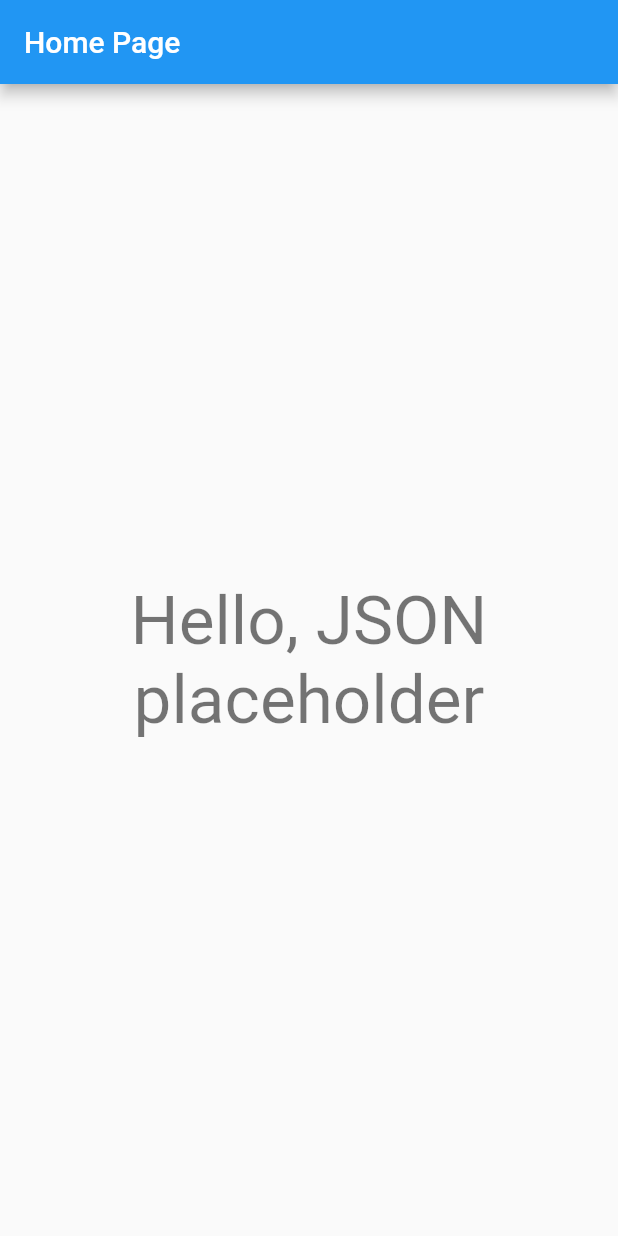
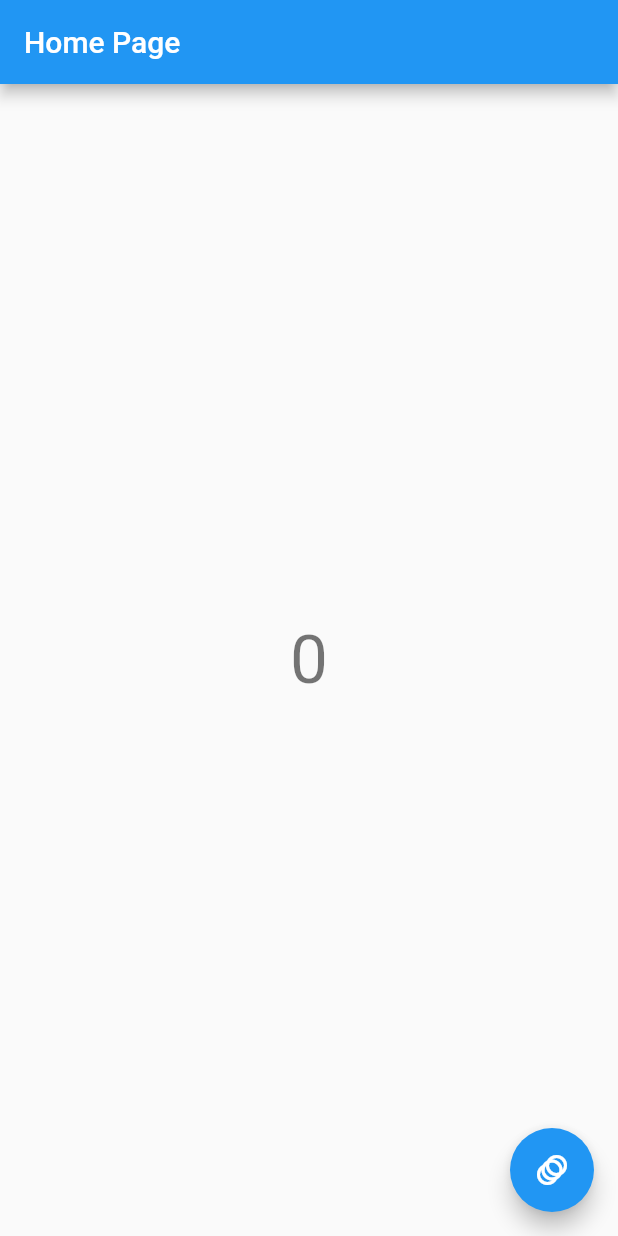
Before and after one commit to cheterz/json_placeholder_app, a Flutter app: the screen it shows after launch, on a phone screen of 412 x 824 dp. Run offline on Flutter 3.47's test engine with Material 2 defaults, Android fonts, the phone set to English and light mode, and no system bars.

Commit message:
add counter

```diff
--- a/lib/pages/home_page.dart
+++ b/lib/pages/home_page.dart
@@ -6,16 +6,30 @@ class HomePage extends StatefulWidget {
 }
 
 class _HomePageState extends State<HomePage> {
+  var _counter = 0;
+
   @override
   Widget build(BuildContext context) {
     return Scaffold(
       appBar: AppBar(title: Text('Home Page')),
       body: Center(
+          child: AnimatedSwitcher(
+        duration: const Duration(milliseconds: 900),
+        reverseDuration: const Duration(milliseconds: 0),
         child: Text(
-          'Hello, JSON placeholder',
+          "$_counter",
+          key: ValueKey<int>(_counter),
           textAlign: TextAlign.center,
           style: Theme.of(context).textTheme.headline3,
         ),
+      )),
+      floatingActionButton: FloatingActionButton(
+        child: Icon(Icons.animation),
+        onPressed: () {
+          setState(() {
+            _counter++;
+          });
+        },
       ),
     );
   }
```
